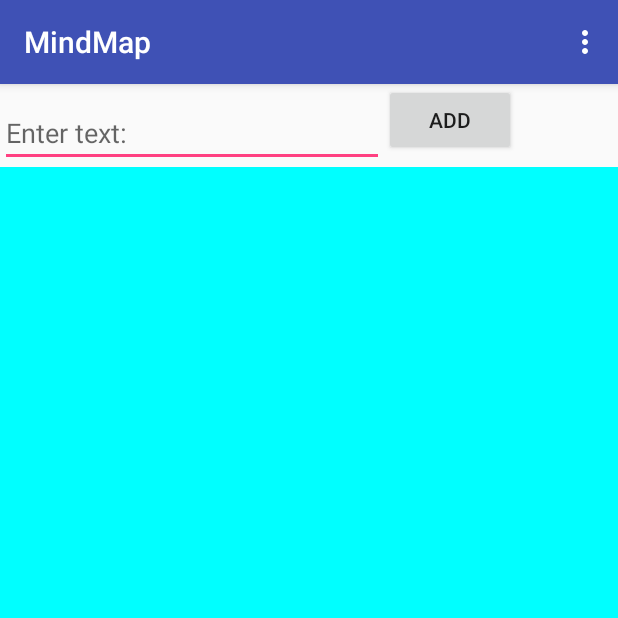
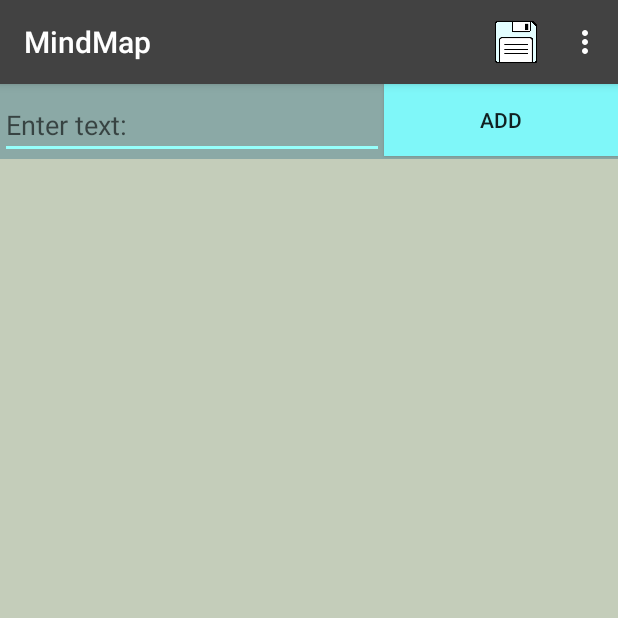
Before and after one commit to KimNilssonen/MindMap, an Android app: the screen it shows after launch (MainActivity), on a phone screen of 412 x 824 dp, the top half of it. Run offline under Robolectric (Android 15) with nearby library versions, the phone set to English and light mode, and no system bars.

Commit message:
Changed look. Also created a save icon for later use.

```diff
--- a/app/src/main/java/com/example/kimpanio/mindmap/ZoomableViewGroup.java
+++ b/app/src/main/java/com/example/kimpanio/mindmap/ZoomableViewGroup.java
@@ -214,7 +214,6 @@ public class ZoomableViewGroup extends ViewGroup{
     public OnTouchListener mTouchListener = new  OnTouchListener() {
         @Override
         public boolean onTouch(View view, MotionEvent motionEvent) {
-
             view.bringToFront();
             System.out.println("Hej jag är TEXTVYYYY!");
 
--- a/app/src/main/res/layout/activity_main.xml
+++ b/app/src/main/res/layout/activity_main.xml
@@ -16,8 +16,9 @@
             android:id="@+id/toolbar"
             android:layout_width="match_parent"
             android:layout_height="?attr/actionBarSize"
-            android:background="?attr/colorPrimary"
-            app:popupTheme="@style/AppTheme.PopupOverlay" />
+            app:popupTheme="@style/AppTheme.PopupOverlay"
+            android:background="@color/colorPrimary"/>
+
 
     </android.support.design.widget.AppBarLayout>
 
--- a/app/src/main/res/layout/content_main.xml
+++ b/app/src/main/res/layout/content_main.xml
@@ -10,14 +10,15 @@
     android:id="@+id/root"
     app:layout_behavior="@string/appbar_scrolling_view_behavior"
     tools:context="com.example.kimpanio.mindmap.MainActivity"
-    tools:showIn="@layout/activity_main">
+    tools:showIn="@layout/activity_main"
+    android:background="#f3ffe7">
 
     <RelativeLayout
         android:layout_width="match_parent"
         android:layout_height="50dp"
         android:id="@+id/addTextLayout"
-        android:layout_alignParentBottom="true"
-        android:layout_alignParentTop="true">
+        android:layout_alignParentTop="true"
+        android:background="@color/colorBackgroundDark">
 
         <EditText
             android:id="@+id/editTextField"
@@ -25,23 +26,28 @@
             android:layout_height="wrap_content"
             android:layout_alignParentTop="true"
             android:layout_marginTop="10dp"
-            android:hint="@string/editTextHint" />
+            android:hint="@string/editTextHint"
+            android:textColor="#000000" />
 
         <Button
             android:id="@+id/addTextButton"
-            android:layout_width="wrap_content"
+            android:layout_width="fill_parent"
             android:layout_height="wrap_content"
             android:layout_toEndOf="@id/editTextField"
-            android:text="@string/addTextButton"/>
+            android:text="@string/addTextButton"
+            android:background="#99faf8"
+            android:backgroundTint="#7ff7f9"
+            android:elegantTextHeight="false" />
 
-        <RelativeLayout
-            android:id="@+id/mapLayout"
-            android:layout_width="match_parent"
-            android:layout_height="match_parent"
-            android:layout_alignParentEnd="true"
-            android:layout_below="@+id/editTextField">
+    </RelativeLayout>
 
-        </RelativeLayout>
+    <RelativeLayout
+        android:id="@+id/mapLayout"
+        android:layout_width="match_parent"
+        android:layout_height="match_parent"
+        android:layout_alignParentEnd="true"
+        android:layout_below="@+id/addTextLayout"
+        android:background="@color/colorBackgroundLight">
 
     </RelativeLayout>
 
--- a/app/src/main/res/menu/menu_main.xml
+++ b/app/src/main/res/menu/menu_main.xml
@@ -7,4 +7,11 @@
         android:orderInCategory="100"
         android:title="@string/action_settings"
         app:showAsAction="never" />
+
+    <item
+        android:id="@+id/save_map"
+        android:title="@string/save_map"
+        android:icon="@drawable/floppy_icon"
+        app:showAsAction="ifRoom"
+        />
 </menu>
--- a/app/src/main/res/values/colors.xml
+++ b/app/src/main/res/values/colors.xml
@@ -1,6 +1,8 @@
 <?xml version="1.0" encoding="utf-8"?>
 <resources>
-    <color name="colorPrimary">#3F51B5</color>
-    <color name="colorPrimaryDark">#303F9F</color>
-    <color name="colorAccent">#FF4081</color>
+    <color name="colorPrimary">#424242</color>
+    <color name="colorPrimaryDark">#263238</color>
+    <color name="colorAccent">#96fffb</color>
+    <color name="colorBackgroundLight">#bce4e1</color>
+    <color name="colorBackgroundDark">#8ba9a6</color>
 </resources>
--- a/app/src/main/res/values/strings.xml
+++ b/app/src/main/res/values/strings.xml
@@ -1,6 +1,7 @@
 <resources>
     <string name="app_name">MindMap</string>
     <string name="action_settings">Settings</string>
+    <string name="save_map">Save</string>
     <string name="editTextHint">Enter text:</string>
     <string name="addTextButton">Add</string>
 </resources>
```
Also changed, not shown: app/src/main/java/com/example/kimpanio/mindmap/CustomTextView.java (+0 -50 lines), app/src/main/java/com/example/kimpanio/mindmap/MainActivity.java (+39 -30 lines), app/src/main/res/drawable/floppy_icon.png (added).
